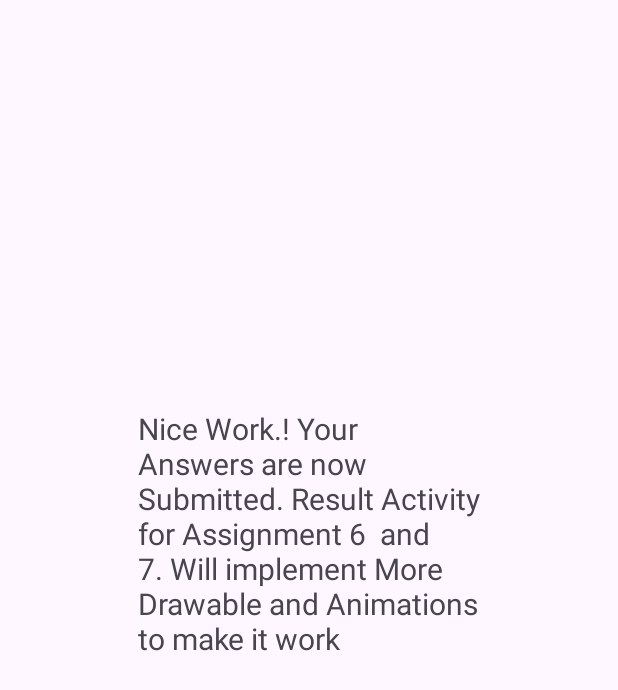
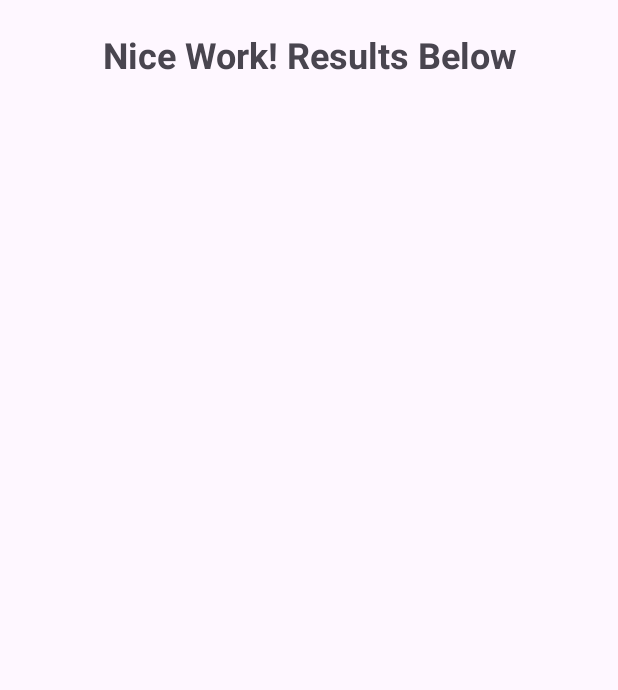
Before and after one commit to ptimsina1127/QuizGameApp, an Android app: the layout activity_result.xml on its own in the app's theme, with its tools: preview values and no code run, on a phone screen of 412 x 824 dp. Shown: the top 690 px of the screen. Run offline under Robolectric (Android 15) with nearby library versions, the phone set to English and light mode, and no system bars.

Commit message:
Rresult in Rresult page Working

```diff
--- a/app/src/main/res/layout/activity_result.xml
+++ b/app/src/main/res/layout/activity_result.xml
@@ -1,20 +1,29 @@
 <?xml version="1.0" encoding="utf-8"?>
-<androidx.constraintlayout.widget.ConstraintLayout xmlns:android="http://schemas.android.com/apk/res/android"
+<RelativeLayout xmlns:android="http://schemas.android.com/apk/res/android"
     xmlns:app="http://schemas.android.com/apk/res-auto"
-    xmlns:tools="http://schemas.android.com/tools"
     android:layout_width="match_parent"
-    android:layout_height="match_parent"
-    tools:context=".ResultActivity">
+    android:layout_height="match_parent">
 
+    <!-- Header TextView -->
     <TextView
         android:id="@+id/textView"
-        android:layout_width="228dp"
-        android:layout_height="280dp"
-        android:text="Nice Work.! Your Answers are now Submitted. Result Activity for Assignment 6  and 7. Will implement More Drawable and Animations to make it work"
-        android:textSize="20sp"
-        app:layout_constraintBottom_toBottomOf="parent"
-        app:layout_constraintEnd_toEndOf="parent"
-        app:layout_constraintRight_toRightOf="parent"
-        app:layout_constraintStart_toStartOf="parent"
-        app:layout_constraintTop_toTopOf="parent" />
-</androidx.constraintlayout.widget.ConstraintLayout>
+        android:layout_width="match_parent"
+        android:layout_height="wrap_content"
+        android:text="Nice Work! Results Below"
+        android:textSize="24sp"
+        android:textStyle="bold"
+        android:gravity="center"
+        android:layout_marginTop="20dp"/>
+
+    <!-- Score TextView -->
+    <TextView
+        android:id="@+id/scoreTextView"
+        android:layout_width="wrap_content"
+        android:layout_height="wrap_content"
+        android:layout_below="@id/textView"
+        android:textSize="18sp"
+        android:layout_marginTop="20dp"
+        android:layout_marginStart="20dp"
+        android:textColor="@android:color/black"/>
+
+</RelativeLayout>
```
Also changed, not shown: app/src/main/java/com/example/quizgameapp/MainActivity.java (+39 -2 lines), app/src/main/java/com/example/quizgameapp/ResultActivity.java (+17 -2 lines).
